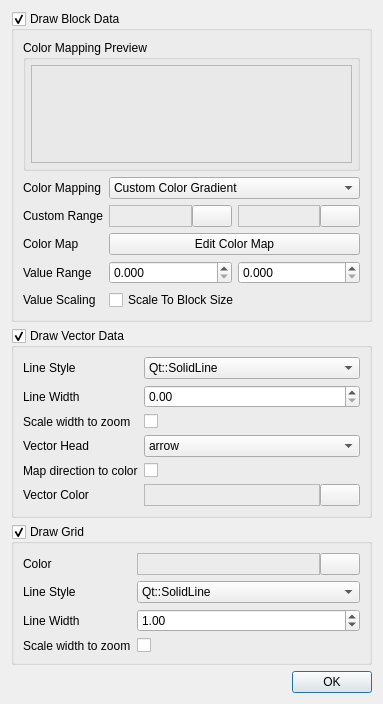
The window that ui/statisticsstylecontrol.ui (IENT/YUView) describes before a commit, drawn with Qt 5.
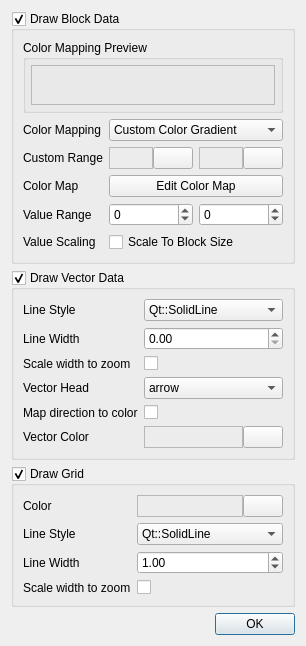
The same window after the commit. Custom widgets are drawn as their Qt base class.

Commit message: Reverted min/max to normal spin boxes.

Diff of the .ui file:
```diff
--- a/ui/statisticsstylecontrol.ui
+++ b/ui/statisticsstylecontrol.ui
@@ -6,8 +6,8 @@
    <rect>
     <x>0</x>
     <y>0</y>
-    <width>383</width>
-    <height>704</height>
+    <width>284</width>
+    <height>601</height>
    </rect>
   </property>
   <property name="sizePolicy">
@@ -181,28 +181,34 @@
       <item row="4" column="1">
        <layout class="QHBoxLayout" name="horizontalLayoutValueRange">
         <item>
-         <widget class="QDoubleSpinBox" name="doubleSpinBoxRangeMin">
+         <widget class="QSpinBox" name="spinBoxRangeMin">
           <property name="toolTip">
            <string>Lowest value which will be mapped to the &quot;lowest&quot; color of the color mapping. All lower values will be clipped and are also mapped to this color.</string>
           </property>
           <property name="whatsThis">
            <string>Lowest value which will be mapped to the &quot;lowest&quot; color of the color mapping. All lower values will be clipped and are also mapped to this color.</string>
           </property>
-          <property name="decimals">
-           <number>3</number>
+          <property name="minimum">
+           <number>-99999999</number>
+          </property>
+          <property name="maximum">
+           <number>999999999</number>
           </property>
          </widget>
         </item>
         <item>
-         <widget class="QDoubleSpinBox" name="doubleSpinBoxRangeMax">
+         <widget class="QSpinBox" name="spinBoxRangeMax">
           <property name="toolTip">
            <string>Highest value which will be mapped to the &quot;highest&quot; color of the color mapping. All higher values will be clipped and are also mapped to this color.</string>
           </property>
           <property name="whatsThis">
            <string>Highest value which will be mapped to the &quot;highest&quot; color of the color mapping. All higher values will be clipped and are also mapped to this color.</string>
           </property>
-          <property name="decimals">
-           <number>3</number>
+          <property name="minimum">
+           <number>-999999999</number>
+          </property>
+          <property name="maximum">
+           <number>999999999</number>
           </property>
          </widget>
         </item>
```
The commit also changes 6 other files.
